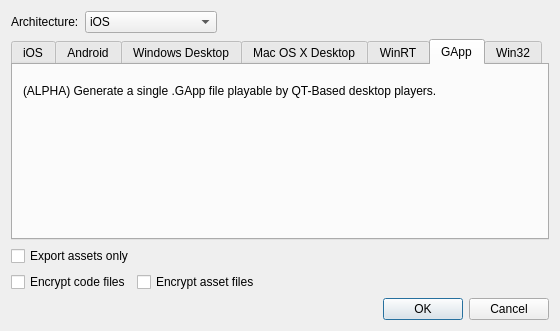
The window that ui/exportprojectdialog.ui (gideros/gideros) describes before a commit, drawn with Qt 5.
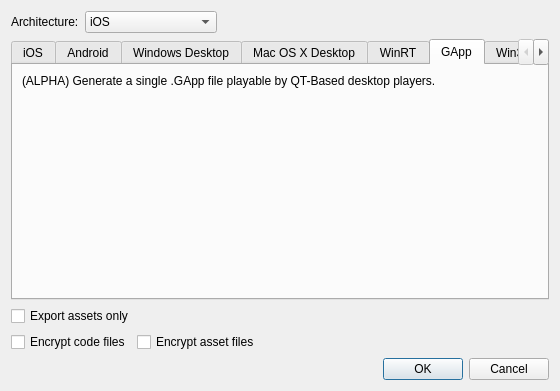
The same window after the commit. The open tabs and pages were chosen to show the change.

Commit message: Add HTML5 export Temporarily fix gdrdaemon not compiling

```diff
--- a/ui/exportprojectdialog.ui
+++ b/ui/exportprojectdialog.ui
@@ -7,7 +7,7 @@
     <x>0</x>
     <y>0</y>
     <width>560</width>
-    <height>331</height>
+    <height>391</height>
    </rect>
   </property>
   <property name="windowTitle">
@@ -423,24 +423,33 @@
       <attribute name="title">
        <string>GApp</string>
       </attribute>
-      <widget class="QLabel" name="label_7">
-       <property name="geometry">
-        <rect>
-         <x>10</x>
-         <y>10</y>
-         <width>518</width>
-         <height>31</height>
-        </rect>
-       </property>
-       <property name="text">
-        <string>(ALPHA) Generate a single .GApp file playable by QT-Based desktop players.</string>
-       </property>
-       <property name="wordWrap">
-        <bool>true</bool>
-       </property>
-      </widget>
+      <layout class="QVBoxLayout" name="verticalLayout_4">
+       <item>
+        <widget class="QLabel" name="label_7">
+         <property name="text">
+          <string>(ALPHA) Generate a single .GApp file playable by QT-Based desktop players.</string>
+         </property>
+         <property name="wordWrap">
+          <bool>true</bool>
+         </property>
+        </widget>
+       </item>
+       <item>
+        <spacer name="verticalSpacer_4">
+         <property name="orientation">
+          <enum>Qt::Vertical</enum>
+         </property>
+         <property name="sizeHint" stdset="0">
+          <size>
+           <width>20</width>
+           <height>40</height>
+          </size>
+         </property>
+        </spacer>
+       </item>
+      </layout>
      </widget>
-     <widget class="QWidget" name="tab1">
+     <widget class="QWidget" name="tab1_2">
       <attribute name="title">
        <string>Win32</string>
       </attribute>
@@ -477,6 +486,36 @@
        </item>
       </layout>
      </widget>
+     <widget class="QWidget" name="tab_6">
+      <attribute name="title">
+       <string>Html5</string>
+      </attribute>
+      <layout class="QVBoxLayout" name="verticalLayout_2">
+       <item>
+        <widget class="QLabel" name="label_3">
+         <property name="text">
+          <string>Export for the web. Generates a set of html and javascript files suitable for a WebGL compatible browser.</string>
+         </property>
+         <property name="wordWrap">
+          <bool>true</bool>
+         </property>
+        </widget>
+       </item>
+       <item>
+        <spacer name="verticalSpacer_3">
+         <property name="orientation">
+          <enum>Qt::Vertical</enum>
+         </property>
+         <property name="sizeHint" stdset="0">
+          <size>
+           <width>20</width>
+           <height>40</height>
+          </size>
+         </property>
+        </spacer>
+       </item>
+      </layout>
+     </widget>
     </widget>
    </item>
    <item>
```
Left out of the diff: 5 changed lines with no effect on the pictures. The commit also changes 4 other files.
